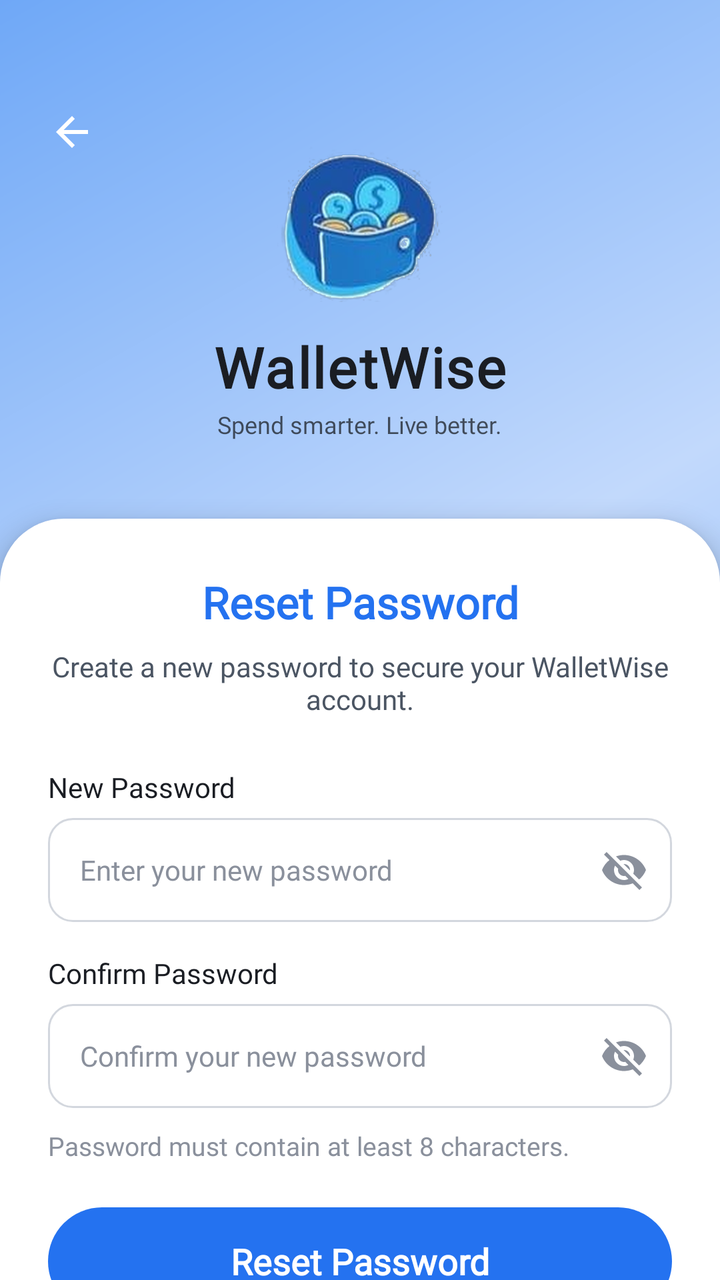
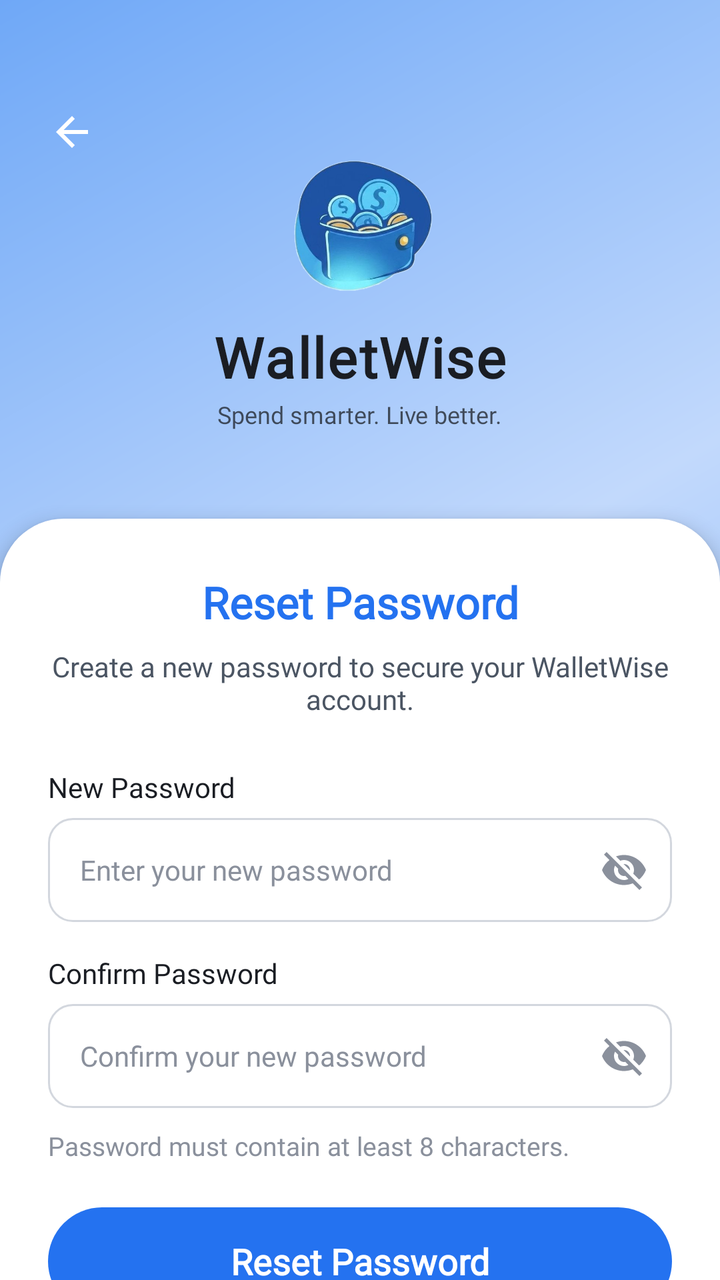

The first picture is an Android layout as it rendered before a commit; the second is the same layout after the commit. The layout source and the unified diff follow.
<!-- AndroidManifest.xml: activity theme Theme.ExpenceAndBudgetTracker -->
<!-- res/layout/activity_reset_password.xml -->
<?xml version="1.0" encoding="utf-8"?>
<androidx.core.widget.NestedScrollView
    xmlns:android="http://schemas.android.com/apk/res/android"
    xmlns:app="http://schemas.android.com/apk/res-auto"
    xmlns:tools="http://schemas.android.com/tools"

    android:layout_width="match_parent"
    android:layout_height="match_parent"

    android:background="@drawable/bg_gradient"

    android:fillViewport="true"
    android:clipToPadding="false"

    tools:context=".auth.ResetPasswordActivity">


    <LinearLayout
        android:layout_width="match_parent"
        android:layout_height="wrap_content"

        android:orientation="vertical">


        
        
        

        <FrameLayout
            android:layout_width="match_parent"
            android:layout_height="285dp">


            
            
            

            <ImageButton
                android:id="@+id/btnBack"

                android:layout_width="48dp"
                android:layout_height="48dp"

                android:layout_gravity="top|start"

                android:layout_marginStart="12dp"
                android:layout_marginTop="42dp"

                android:background="?attr/selectableItemBackgroundBorderless"

                android:contentDescription="Back"

                android:padding="12dp"

                android:src="@drawable/baseline_arrow_back_24"

                app:tint="@color/neutral_0" />


            
            
            

            <LinearLayout
                android:layout_width="wrap_content"
                android:layout_height="wrap_content"

                android:layout_gravity="center"

                android:gravity="center"

                android:orientation="vertical">


                <ImageView
                    android:id="@+id/imgLogo"

                    android:layout_width="95dp"
                    android:layout_height="95dp"

                    android:adjustViewBounds="true"

                    android:contentDescription="WalletWise Logo"

                    android:scaleType="fitCenter"

                    android:src="@drawable/walletwise_logo" />


                <TextView
                    android:id="@+id/tvWalletWise"

                    android:layout_width="wrap_content"
                    android:layout_height="wrap_content"

                    android:layout_marginTop="5dp"

                    android:fontFamily="@font/dosis_extrabold"

                    android:text="WalletWise"

                    android:textColor="@color/text_primary_light"

                    android:textSize="28sp"

                    android:textStyle="bold"

                    android:letterSpacing="0.03" />


                <TextView
                    android:layout_width="wrap_content"
                    android:layout_height="wrap_content"

                    android:layout_marginTop="2dp"

                    android:fontFamily="@font/molengo_regular"

                    android:text="Spend smarter. Live better."

                    android:textColor="@color/text_primary_light"

                    android:textSize="12sp"

                    android:alpha="0.75" />

            </LinearLayout>

        </FrameLayout>


        
        
        

        <LinearLayout
            android:id="@+id/formCard"

            android:layout_width="match_parent"
            android:layout_height="wrap_content"

            android:layout_marginTop="-26dp"

            android:background="@drawable/bg_login_card"

            android:elevation="7dp"

            android:orientation="vertical"

            android:paddingStart="24dp"
            android:paddingTop="27dp"
            android:paddingEnd="24dp"
            android:paddingBottom="26dp">


            

            <TextView
                android:layout_width="match_parent"
                android:layout_height="wrap_content"

                android:fontFamily="@font/dosis_extrabold"

                android:text="Reset Password"

                android:textAlignment="center"

                android:textColor="@color/primary_500"

                android:textSize="22sp"

                android:textStyle="bold" />


            

            <TextView
                android:id="@+id/tvSubtitle"

                android:layout_width="match_parent"
                android:layout_height="wrap_content"

                android:layout_marginTop="8dp"

                android:fontFamily="@font/molengo_regular"

                android:text="Create a new password to secure your WalletWise account."

                android:textAlignment="center"

                android:textColor="@color/text_secondary_light"

                android:textSize="14sp" />


            
            
            

            <TextView
                android:layout_width="wrap_content"
                android:layout_height="wrap_content"

                android:layout_marginTop="25dp"

                android:fontFamily="@font/dosis_semibold"

                android:text="New Password"

                android:textColor="@color/text_primary_light"

                android:textSize="14sp" />


            <FrameLayout
                android:layout_width="match_parent"
                android:layout_height="52dp"

                android:layout_marginTop="6dp"

                android:background="@drawable/bg_input_box">


                <EditText
                    android:id="@+id/etNewPassword"

                    android:layout_width="match_parent"
                    android:layout_height="match_parent"

                    android:background="@null"

                    android:fontFamily="@font/molengo_regular"

                    android:hint="Enter your new password"

                    android:inputType="textPassword"

                    android:paddingStart="16dp"
                    android:paddingEnd="52dp"

                    android:singleLine="true"

                    android:textColor="@color/text_primary_light"

                    android:textColorHint="@color/neutral_500"

                    android:textSize="14sp" />


                <ImageButton
                    android:id="@+id/btnToggleNewPassword"

                    android:layout_width="48dp"
                    android:layout_height="48dp"

                    android:layout_gravity="center_vertical|end"

                    android:background="?attr/selectableItemBackgroundBorderless"

                    android:contentDescription="Show or hide password"

                    android:padding="12dp"

                    android:src="@drawable/ic_eye_off"

                    app:tint="@color/neutral_500" />

            </FrameLayout>


            
            
            

            <TextView
                android:layout_width="wrap_content"
                android:layout_height="wrap_content"

                android:layout_marginTop="16dp"

                android:fontFamily="@font/dosis_semibold"

                android:text="Confirm Password"

                android:textColor="@color/text_primary_light"

                android:textSize="14sp" />


            <FrameLayout
                android:layout_width="match_parent"
                android:layout_height="52dp"

                android:layout_marginTop="6dp"

                android:background="@drawable/bg_input_box">


                <EditText
                    android:id="@+id/etConfirmPassword"

                    android:layout_width="match_parent"
                    android:layout_height="match_parent"

                    android:background="@null"

                    android:fontFamily="@font/molengo_regular"

                    android:hint="Confirm your new password"

                    android:inputType="textPassword"

                    android:paddingStart="16dp"
                    android:paddingEnd="52dp"

                    android:singleLine="true"

                    android:textColor="@color/text_primary_light"

                    android:textColorHint="@color/neutral_500"

                    android:textSize="14sp" />


                <ImageButton
                    android:id="@+id/btnToggleConfirmPassword"

                    android:layout_width="48dp"
                    android:layout_height="48dp"

                    android:layout_gravity="center_vertical|end"

                    android:background="?attr/selectableItemBackgroundBorderless"

                    android:contentDescription="Show or hide confirm password"

                    android:padding="12dp"

                    android:src="@drawable/ic_eye_off"

                    app:tint="@color/neutral_500" />

            </FrameLayout>


            
            
            

            <TextView
                android:id="@+id/tvPasswordRequirement"

                android:layout_width="match_parent"
                android:layout_height="wrap_content"

                android:layout_marginTop="10dp"

                android:fontFamily="@font/dosis_semibold"

                android:text="Password must contain at least 8 characters."

                android:textColor="@color/neutral_500"

                android:textSize="13sp" />


            
            
            

            <Button
                android:id="@+id/btnResetPassword"

                android:layout_width="match_parent"
                android:layout_height="54dp"

                android:layout_marginTop="22dp"

                android:background="@drawable/bg_gradient_pill_button"

                android:backgroundTint="@null"

                android:fontFamily="@font/dosis_extrabold"

                android:stateListAnimator="@null"

                android:text="Reset Password"

                android:textAllCaps="false"

                android:textColor="@color/neutral_0"

                android:textSize="18sp"

                android:textStyle="bold" />


            
            
            

            <LinearLayout
                android:layout_width="match_parent"
                android:layout_height="wrap_content"

                android:layout_marginTop="17dp"

                android:gravity="center"

                android:orientation="horizontal">


                <TextView
                    android:layout_width="wrap_content"
                    android:layout_height="wrap_content"

                    android:fontFamily="@font/dosis_semibold"

                    android:text="Remember your password? "

                    android:textColor="@color/neutral_500"

                    android:textSize="13sp" />


                <TextView
                    android:id="@+id/tvGoToLogIn"

                    android:layout_width="wrap_content"
                    android:layout_height="48dp"

                    android:gravity="center"

                    android:fontFamily="@font/dosis_bold"

                    android:text="Log In"

                    android:textColor="@color/primary_500"

                    android:textSize="13sp"

                    android:textStyle="bold" />

            </LinearLayout>


        </LinearLayout>

    </LinearLayout>

</androidx.core.widget.NestedScrollView>
<!-- resources referenced by this layout -->
<resources>
  <color name="neutral_0">#FFFFFF</color>
  <color name="neutral_500">#8A909C</color>
  <color name="primary_500">#2472F0</color>
  <color name="text_primary_light">@color/neutral_900</color>
  <color name="text_secondary_light">@color/neutral_700</color>
  <!-- drawable baseline_arrow_back_24 (drawable) -->
  <vector xmlns:android="http://schemas.android.com/apk/res/android" android:autoMirrored="true" android:height="24dp" android:tint="#000000" android:viewportHeight="24" android:viewportWidth="24" android:width="24dp">
        
      <path android:fillColor="@android:color/black" android:pathData="M20,11H7.83l5.59,-5.59L12,4l-8,8 8,8 1.41,-1.41L7.83,13H20v-2z"/>
      
  </vector>
  <!-- drawable bg_gradient (drawable) -->
  <?xml version="1.0" encoding="utf-8"?>
  <shape xmlns:android="http://schemas.android.com/apk/res/android"
      android:shape="rectangle">
      <gradient
          android:type="linear"
          android:angle="135"
          android:startColor="@color/primary_300"
          android:centerColor="@color/primary_100"
          android:endColor="@color/primary_300" />
  </shape>
  <!-- drawable bg_gradient_pill_button (drawable) -->
  <?xml version="1.0" encoding="utf-8"?>
  <shape xmlns:android="http://schemas.android.com/apk/res/android"
      android:shape="rectangle">
  
      <solid android:color="@color/primary_500" />
  
      <corners android:radius="28dp" />
  
  </shape>
  <!-- drawable bg_input_box (drawable) -->
  <?xml version="1.0" encoding="utf-8"?>
  <shape xmlns:android="http://schemas.android.com/apk/res/android"
      android:shape="rectangle">
      <solid android:color="@color/neutral_0" />
      <stroke
          android:width="1dp"
          android:color="@color/neutral_300" />
      <corners android:radius="12dp" />
  </shape>
  <!-- drawable bg_login_card (drawable) -->
  <?xml version="1.0" encoding="utf-8"?>
  <shape xmlns:android="http://schemas.android.com/apk/res/android"
      android:shape="rectangle">
  
      <solid
          android:color="@color/neutral_0" />
  
      <corners
          android:topLeftRadius="32dp"
          android:topRightRadius="32dp"
          android:bottomLeftRadius="20dp"
          android:bottomRightRadius="20dp" />
  
      <padding
          android:left="0dp"
          android:top="0dp"
          android:right="0dp"
          android:bottom="0dp" />
  
  </shape>
  <!-- drawable ic_eye_off (drawable) -->
  <?xml version="1.0" encoding="utf-8"?>
  <vector xmlns:android="http://schemas.android.com/apk/res/android"
      android:width="24dp"
      android:height="24dp"
      android:viewportWidth="24"
      android:viewportHeight="24">
      <path
          android:fillColor="@android:color/white"
          android:pathData="M12,7c2.76,0 5,2.24 5,5 0,0.65 -0.13,1.26 -0.36,1.83l2.92,2.92c1.51,-1.26 2.7,-2.89 3.43,-4.75 -1.73,-4.39 -6,-7.5 -11,-7.5 -1.4,0 -2.74,0.25 -3.98,0.7l2.16,2.16C10.74,7.13 11.35,7 12,7zM2,4.27l2.28,2.28 0.46,0.46C3.08,8.3 1.78,10 1,12c1.73,4.39 6,7.5 11,7.5 1.55,0 3.03,-0.3 4.38,-0.84l0.42,0.42L19.73,22 21,20.73 3.27,3 2,4.27zM7.53,9.8l1.55,1.55c-0.05,0.21 -0.08,0.43 -0.08,0.65 0,1.66 1.34,3 3,3 0.22,0 0.44,-0.03 0.65,-0.08l1.55,1.55c-0.67,0.33 -1.41,0.53 -2.2,0.53 -2.76,0 -5,-2.24 -5,-5 0,-0.79 0.2,-1.53 0.53,-2.2zM11.84,9.02l3.15,3.15 0.02,-0.16c0,-1.66 -1.34,-3 -3,-3l-0.17,0.01z" />
  </vector>
  <!-- drawable walletwise_logo: png bitmap (drawable, 579250 bytes) -->
  <color name="neutral_900">#1A1D23</color>
  <color name="neutral_700">#4B5563</color>
  <color name="primary_300">#6FA8F7</color>
  <color name="primary_100">#C2D9FC</color>
  <color name="neutral_300">#D3D7DE</color>
  <color name="primary_900">#082456</color>
  <color name="accent_500">#FFA800</color>
  <color name="accent_100">#FFE9C2</color>
  <color name="accent_700">#CC8600</color>
  <color name="expense_red">#E5484D</color>
  <color name="background_light">@color/neutral_50</color>
  <color name="surface_light">@color/neutral_0</color>
  <color name="primary_700">#1447A8</color>
  <color name="neutral_50">#F7F8FA</color>
  <!-- unchanged entries left out for length: 1 -->
</resources>

<!-- the commit's change to res/layout/activity_reset_password.xml (unified diff, before → after) -->
@@ -75,8 +75,8 @@
                 <ImageView
                     android:id="@+id/imgLogo"
 
-                    android:layout_width="95dp"
-                    android:layout_height="95dp"
+                    android:layout_width="85dp"
+                    android:layout_height="85dp"
 
                     android:adjustViewBounds="true"
 
@@ -84,7 +84,7 @@
 
                     android:scaleType="fitCenter"
 
-                    android:src="@drawable/walletwise_logo" />
+                    android:src="@drawable/wallet_icon_transparent" />
 
 
                 <TextView
@@ -143,7 +143,7 @@
 
             android:background="@drawable/bg_login_card"
 
-            android:elevation="7dp"
+            android:elevation="5dp"
 
             android:orientation="vertical"
 
<!-- resource entries referenced after the edit -->
@@ -74,7 +74,7 @@
           android:fillColor="@android:color/white"
           android:pathData="M12,7c2.76,0 5,2.24 5,5 0,0.65 -0.13,1.26 -0.36,1.83l2.92,2.92c1.51,-1.26 2.7,-2.89 3.43,-4.75 -1.73,-4.39 -6,-7.5 -11,-7.5 -1.4,0 -2.74,0.25 -3.98,0.7l2.16,2.16C10.74,7.13 11.35,7 12,7zM2,4.27l2.28,2.28 0.46,0.46C3.08,8.3 1.78,10 1,12c1.73,4.39 6,7.5 11,7.5 1.55,0 3.03,-0.3 4.38,-0.84l0.42,0.42L19.73,22 21,20.73 3.27,3 2,4.27zM7.53,9.8l1.55,1.55c-0.05,0.21 -0.08,0.43 -0.08,0.65 0,1.66 1.34,3 3,3 0.22,0 0.44,-0.03 0.65,-0.08l1.55,1.55c-0.67,0.33 -1.41,0.53 -2.2,0.53 -2.76,0 -5,-2.24 -5,-5 0,-0.79 0.2,-1.53 0.53,-2.2zM11.84,9.02l3.15,3.15 0.02,-0.16c0,-1.66 -1.34,-3 -3,-3l-0.17,0.01z" />
   </vector>
-  <!-- drawable walletwise_logo: png bitmap (drawable, 579250 bytes) -->
+  <!-- drawable wallet_icon_transparent: png bitmap (drawable, 156588 bytes) -->
   <color name="neutral_900">#1A1D23</color>
   <color name="neutral_700">#4B5563</color>
   <color name="primary_300">#6FA8F7</color>
